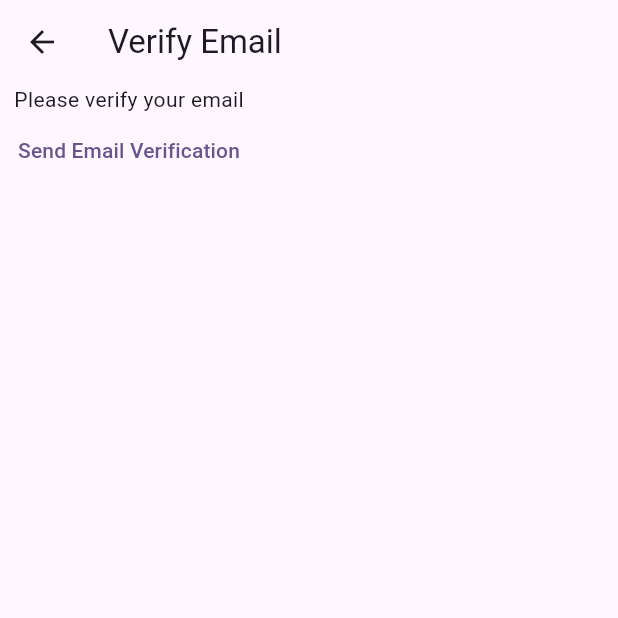
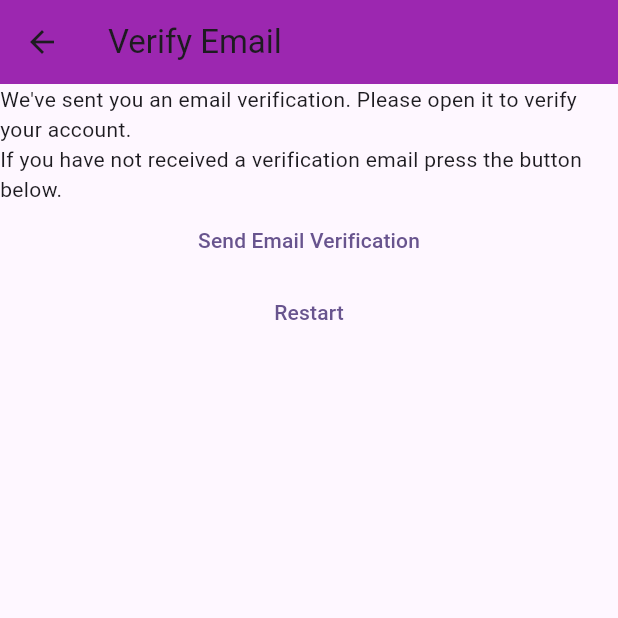
Before and after one commit to LenOfAl/NotesApp, a Flutter app: the VerifyEmailView screen opened directly, on a phone screen of 412 x 824 dp, the top half of it. Run offline on Flutter 3.47's test engine with Material 2 defaults, Android fonts, the phone set to English and light mode, and no system bars; our stand-ins replace firebase_auth, firebase_core; accounts and stored records are empty.

```diff
--- a/lib/constants/routes.dart
+++ b/lib/constants/routes.dart
@@ -1,3 +1,4 @@
 const loginRoute = '/login/';
 const registerRoute = '/register/';
 const notesRoute = '/notes/';
+const verifyEmailRoute = '/verify-email/';
--- a/lib/main.dart
+++ b/lib/main.dart
@@ -20,6 +20,7 @@ void main() {
       loginRoute: (context) => const LoginView(),
       registerRoute: (context) => const RegisterView(),
       notesRoute: (context) => const NotesView(),
+      verifyEmailRoute: (context) => const VerifyEmailView()
     },
   ));
 }
@@ -77,6 +78,7 @@ class _NotesViewState extends State<NotesView> {
                   final shouldLogout = await showLogOutDialog(context);
                   if (shouldLogout) {
                     await FirebaseAuth.instance.signOut();
+                    if (!mounted) return;
                     Navigator.of(context).pushNamedAndRemoveUntil(
                       loginRoute,
                       (_) => false,
@@ -110,7 +112,7 @@ Future<bool> showLogOutDialog(BuildContext context) {
             onPressed: () {
               Navigator.of(context).pop(false);
             },
-            child: const Text('Cancle'),
+            child: const Text('Cancel'),
           ),
           TextButton(
             onPressed: () {
--- a/lib/utilities/show_error_dialog.dart
+++ b/lib/utilities/show_error_dialog.dart
@@ -15,8 +15,10 @@ Future<void> showErrorDialog(
             onPressed: () {
               Navigator.of(context).pop();
             },
-                child: const Text('OK'))
+            child: const Text('OK'),
+          )
         ],
       );
-      });
+    },
+  );
 }
--- a/lib/views/verify_email_view.dart
+++ b/lib/views/verify_email_view.dart
@@ -1,3 +1,4 @@
+import 'package:comingsoon/constants/routes.dart';
 import 'package:firebase_auth/firebase_auth.dart';
 import 'package:flutter/material.dart';
 
@@ -12,15 +13,33 @@ class _VerifyEmailViewState extends State<VerifyEmailView> {
   @override
   Widget build(BuildContext context) {
     return Scaffold(
-      appBar: AppBar(title: const Text('Verify Email')),
+      appBar: AppBar(
+        backgroundColor: Colors.purple,
+        title: const Text('Verify Email'),
+      ),
       body: Column(children: [
-        const Text('Please verify your email'),
+        const Text(
+            "We've sent you an email verification. Please open it to verify your account."),
+        const Text(
+            'If you have not received a verification email press the button below.'),
         TextButton(
-            onPressed: () async {
-              final user = FirebaseAuth.instance.currentUser;
-              await user?.sendEmailVerification();
-            },
-            child: const Text('Send Email Verification'))
+          onPressed: () async {
+            final user = FirebaseAuth.instance.currentUser;
+            await user?.sendEmailVerification();
+          },
+          child: const Text('Send Email Verification'),
+        ),
+        TextButton(
+          onPressed: () async {
+            await FirebaseAuth.instance.signOut();
+            if (!mounted) return;
+            Navigator.of(context).pushNamedAndRemoveUntil(
+              registerRoute,
+              (route) => false,
+            );
+          },
+          child: const Text('Restart'),
+        )
       ]),
     );
   }
```
Also changed, not shown: lib/views/login_view.dart (+10 -4 lines), lib/views/register_view.dart (+37 -9 lines), 1 other file. Lines whose indentation alone changed are shown as unchanged.
